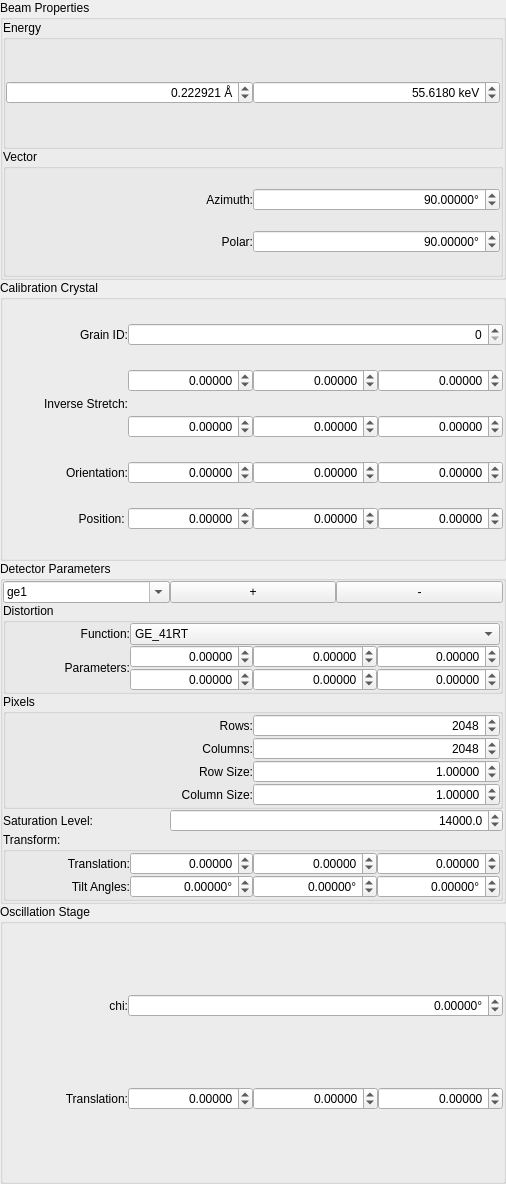
HEXRD/hexrdgui, file hexrd/ui/resources/ui/calibration_config_widget.ui: the form before one commit.
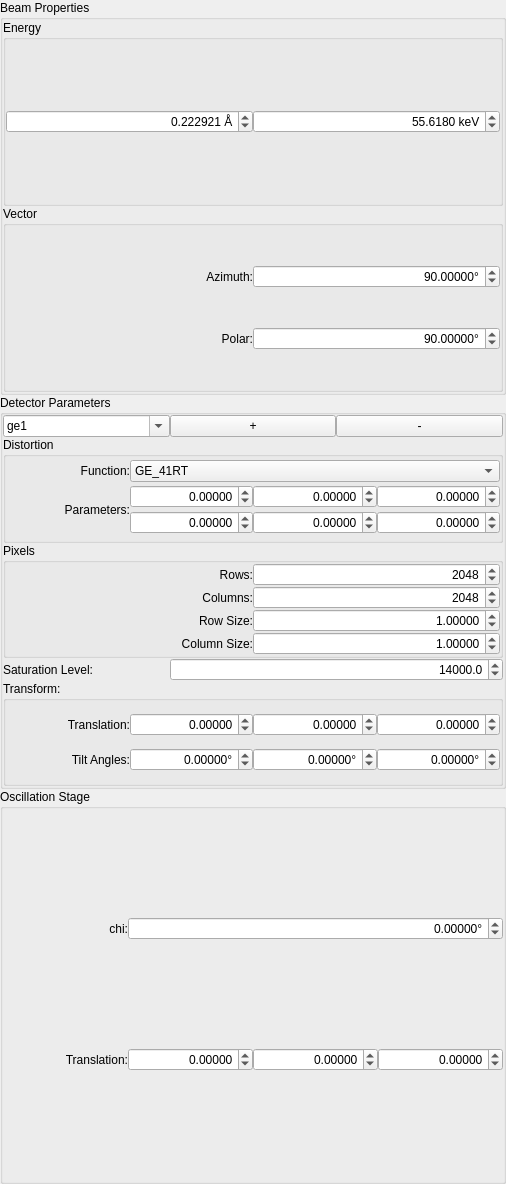
The form after the commit. Custom widgets are drawn as their Qt base class.

Commit message:
Move calibration crystal editor into edit menu
Since the calibration crystal is not actually a part of the
"instrument", remove it from the default instrument config
and the calibration config widget.

It is now in its own edit menu, under "Edit"->"Calibration Crystal".

Fixes: #89

The edit to the form file:
```diff
--- a/hexrd/ui/resources/ui/calibration_config_widget.ui
+++ b/hexrd/ui/resources/ui/calibration_config_widget.ui
@@ -218,338 +218,6 @@
      </layout>
     </widget>
    </item>
-   <item>
-    <widget class="QGroupBox" name="groupBox_4">
-     <property name="title">
-      <string>Calibration Crystal</string>
-     </property>
-     <layout class="QGridLayout" name="gridLayout_3">
-      <property name="leftMargin">
-       <number>0</number>
-      </property>
-      <property name="topMargin">
-       <number>0</number>
-      </property>
-      <property name="rightMargin">
-       <number>0</number>
-      </property>
-      <property name="bottomMargin">
-       <number>0</number>
-      </property>
-      <property name="spacing">
-       <number>0</number>
-      </property>
-      <item row="3" column="1">
-       <widget class="QDoubleSpinBox" name="cal_crystal_orientation_0">
-        <property name="alignment">
-         <set>Qt::AlignRight|Qt::AlignTrailing|Qt::AlignVCenter</set>
-        </property>
-        <property name="prefix">
-         <string/>
-        </property>
-        <property name="suffix">
-         <string/>
-        </property>
-        <property name="decimals">
-         <number>5</number>
-        </property>
-        <property name="minimum">
-         <double>-10000.000000000000000</double>
-        </property>
-        <property name="maximum">
-         <double>10000.000000000000000</double>
-        </property>
-        <property name="singleStep">
-         <double>0.100000000000000</double>
-        </property>
-       </widget>
-      </item>
-      <item row="1" column="2">
-       <widget class="QDoubleSpinBox" name="cal_crystal_inv_stretch_1">
-        <property name="alignment">
-         <set>Qt::AlignRight|Qt::AlignTrailing|Qt::AlignVCenter</set>
-        </property>
-        <property name="prefix">
-         <string/>
-        </property>
-        <property name="decimals">
-         <number>5</number>
-        </property>
-        <property name="minimum">
-         <double>-10000.000000000000000</double>
-        </property>
-        <property name="maximum">
-         <double>10000.000000000000000</double>
-        </property>
-        <property name="singleStep">
-         <double>0.100000000000000</double>
-        </property>
-       </widget>
-      </item>
-      <item row="0" column="1" colspan="3">
-       <widget class="QSpinBox" name="cal_crystal_grain_id">
-        <property name="alignment">
-         <set>Qt::AlignRight|Qt::AlignTrailing|Qt::AlignVCenter</set>
-        </property>
-        <property name="maximum">
-         <number>100000</number>
-        </property>
-       </widget>
-      </item>
-      <item row="0" column="0">
-       <widget class="QLabel" name="label_5">
-        <property name="text">
-         <string>Grain ID:</string>
-        </property>
-        <property name="alignment">
-         <set>Qt::AlignRight|Qt::AlignTrailing|Qt::AlignVCenter</set>
-        </property>
-       </widget>
-      </item>
-      <item row="1" column="3">
-       <widget class="QDoubleSpinBox" name="cal_crystal_inv_stretch_2">
-        <property name="alignment">
-         <set>Qt::AlignRight|Qt::AlignTrailing|Qt::AlignVCenter</set>
-        </property>
-        <property name="prefix">
-         <string/>
-        </property>
-        <property name="decimals">
-         <number>5</number>
-        </property>
-        <property name="minimum">
-         <double>-10000.000000000000000</double>
-        </property>
-        <property name="maximum">
-         <double>10000.000000000000000</double>
-        </property>
-        <property name="singleStep">
-         <double>0.100000000000000</double>
-        </property>
-       </widget>
-      </item>
-      <item row="1" column="1">
-       <widget class="QDoubleSpinBox" name="cal_crystal_inv_stretch_0">
-        <property name="alignment">
-         <set>Qt::AlignRight|Qt::AlignTrailing|Qt::AlignVCenter</set>
-        </property>
-        <property name="prefix">
-         <string/>
-        </property>
-        <property name="decimals">
-         <number>5</number>
-        </property>
-        <property name="minimum">
-         <double>-10000.000000000000000</double>
-        </property>
-        <property name="maximum">
-         <double>10000.000000000000000</double>
-        </property>
-        <property name="singleStep">
-         <double>0.100000000000000</double>
-        </property>
-       </widget>
-      </item>
-      <item row="3" column="2">
-       <widget class="QDoubleSpinBox" name="cal_crystal_orientation_1">
-        <property name="alignment">
-         <set>Qt::AlignRight|Qt::AlignTrailing|Qt::AlignVCenter</set>
-        </property>
-        <property name="prefix">
-         <string/>
-        </property>
-        <property name="decimals">
-         <number>5</number>
-        </property>
-        <property name="minimum">
-         <double>-10000.000000000000000</double>
-        </property>
-        <property name="maximum">
-         <double>10000.000000000000000</double>
-        </property>
-        <property name="singleStep">
-         <double>0.100000000000000</double>
-        </property>
-       </widget>
-      </item>
-      <item row="2" column="1">
-       <widget class="QDoubleSpinBox" name="cal_crystal_inv_stretch_3">
-        <property name="alignment">
-         <set>Qt::AlignRight|Qt::AlignTrailing|Qt::AlignVCenter</set>
-        </property>
-        <property name="decimals">
-         <number>5</number>
-        </property>
-        <property name="minimum">
-         <double>-10000.000000000000000</double>
-        </property>
-        <property name="maximum">
-         <double>10000.000000000000000</double>
-        </property>
-        <property name="singleStep">
-         <double>0.100000000000000</double>
-        </property>
-       </widget>
-      </item>
-      <item row="2" column="3">
-       <widget class="QDoubleSpinBox" name="cal_crystal_inv_stretch_5">
-        <property name="alignment">
-         <set>Qt::AlignRight|Qt::AlignTrailing|Qt::AlignVCenter</set>
-        </property>
-        <property name="decimals">
-         <number>5</number>
-        </property>
-        <property name="minimum">
-         <double>-10000.000000000000000</double>
-        </property>
-        <property name="maximum">
-         <double>10000.000000000000000</double>
-        </property>
-        <property name="singleStep">
-         <double>0.100000000000000</double>
-        </property>
-       </widget>
-      </item>
-      <item row="2" column="2">
-       <widget class="QDoubleSpinBox" name="cal_crystal_inv_stretch_4">
-        <property name="alignment">
-         <set>Qt::AlignRight|Qt::AlignTrailing|Qt::AlignVCenter</set>
-        </property>
-        <property name="decimals">
-         <number>5</number>
-        </property>
-        <property name="minimum">
-         <double>-10000.000000000000000</double>
-        </property>
-        <property name="maximum">
-         <double>10000.000000000000000</double>
-        </property>
-        <property name="singleStep">
-         <double>0.100000000000000</double>
-        </property>
-       </widget>
-      </item>
-      <item row="1" column="0" rowspan="2">
-       <widget class="QLabel" name="label_6">
-        <property name="text">
-         <string>Inverse Stretch:</string>
-        </property>
-        <property name="alignment">
-         <set>Qt::AlignRight|Qt::AlignTrailing|Qt::AlignVCenter</set>
-        </property>
-       </widget>
-      </item>
-      <item row="3" column="0">
-       <widget class="QLabel" name="label_7">
-        <property name="text">
-         <string>Orientation:</string>
-        </property>
-        <property name="alignment">
-         <set>Qt::AlignRight|Qt::AlignTrailing|Qt::AlignVCenter</set>
-        </property>
-       </widget>
-      </item>
-      <item row="3" column="3">
-       <widget class="QDoubleSpinBox" name="cal_crystal_orientation_2">
-        <property name="alignment">
-         <set>Qt::AlignRight|Qt::AlignTrailing|Qt::AlignVCenter</set>
-        </property>
-        <property name="prefix">
-         <string/>
-        </property>
-        <property name="decimals">
-         <number>5</number>
-        </property>
-        <property name="minimum">
-         <double>-10000.000000000000000</double>
-        </property>
-        <property name="maximum">
-         <double>10000.000000000000000</double>
-        </property>
-        <property name="singleStep">
-         <double>0.100000000000000</double>
-        </property>
-       </widget>
-      </item>
-      <item row="4" column="1">
-       <widget class="QDoubleSpinBox" name="cal_crystal_position_0">
-        <property name="alignment">
-         <set>Qt::AlignRight|Qt::AlignTrailing|Qt::AlignVCenter</set>
-        </property>
-        <property name="prefix">
-         <string/>
-        </property>
-        <property name="decimals">
-         <number>5</number>
-        </property>
-        <property name="minimum">
-         <double>-10000.000000000000000</double>
-        </property>
-        <property name="maximum">
-         <double>10000.000000000000000</double>
-        </property>
-        <property name="singleStep">
-         <double>0.100000000000000</double>
-        </property>
-       </widget>
-      </item>
-      <item row="4" column="2">
-       <widget class="QDoubleSpinBox" name="cal_crystal_position_1">
-        <property name="alignment">
-         <set>Qt::AlignRight|Qt::AlignTrailing|Qt::AlignVCenter</set>
-        </property>
-        <property name="prefix">
-         <string/>
-        </property>
-        <property name="decimals">
-         <number>5</number>
-        </property>
-        <property name="minimum">
-         <double>-10000.000000000000000</double>
-        </property>
-        <property name="maximum">
-         <double>10000.000000000000000</double>
-        </property>
-        <property name="singleStep">
-         <double>0.100000000000000</double>
-        </property>
-       </widget>
-      </item>
-      <item row="4" column="3">
-       <widget class="QDoubleSpinBox" name="cal_crystal_position_2">
-        <property name="alignment">
-         <set>Qt::AlignRight|Qt::AlignTrailing|Qt::AlignVCenter</set>
-        </property>
-        <property name="prefix">
-         <string/>
-        </property>
-        <property name="decimals">
-         <number>5</number>
-        </property>
-        <property name="minimum">
-         <double>-10000.000000000000000</double>
-        </property>
-        <property name="maximum">
-         <double>10000.000000000000000</double>
-        </property>
-        <property name="singleStep">
-         <double>0.100000000000000</double>
-        </property>
-       </widget>
-      </item>
-      <item row="4" column="0">
-       <widget class="QLabel" name="label_8">
-        <property name="text">
-         <string>Position: </string>
-        </property>
-        <property name="alignment">
-         <set>Qt::AlignRight|Qt::AlignTrailing|Qt::AlignVCenter</set>
-        </property>
-       </widget>
-      </item>
-     </layout>
-    </widget>
-   </item>
    <item>
     <widget class="QGroupBox" name="groupBox_5">
      <property name="title">
```
Left out of the diff: 13 changed lines with no effect on the pictures. The commit also changes 8 other files.
